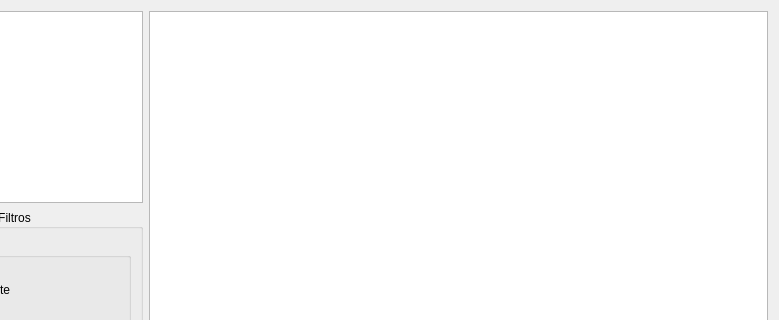
The window that ui/widgetnfesaida.ui (darktorres/ERP-STACCATO) describes before a commit, drawn with Qt 5; both pictures show x 124 to 903 and y 0 to 320 of the 903 by 454 pixel window.
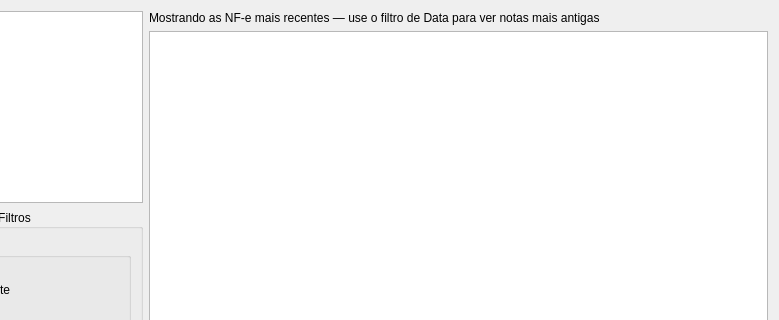
The same window after the commit. Custom widgets are drawn as their Qt base class.

Commit message: NFe: corrige lentidão sem filtro de Data e adiciona resumo materializado

```diff
--- a/ui/widgetnfesaida.ui
+++ b/ui/widgetnfesaida.ui
@@ -221,6 +221,18 @@
     </layout>
    </item>
    <item row="0" column="1">
+    <layout class="QVBoxLayout" name="verticalLayoutTable">
+     <item>
+      <widget class="QLabel" name="labelLimitado">
+       <property name="text">
+        <string>Mostrando as NF-e mais recentes — use o filtro de Data para ver notas mais antigas</string>
+       </property>
+       <property name="visible">
+        <bool>false</bool>
+       </property>
+      </widget>
+     </item>
+     <item>
     <widget class="TableView" name="table">
      <property name="mouseTracking">
       <bool>true</bool>
@@ -235,6 +247,8 @@
       <bool>true</bool>
      </property>
     </widget>
+     </item>
+    </layout>
    </item>
    <item row="1" column="1">
     <layout class="QGridLayout" name="gridLayout">
```
Lines whose indentation alone changed are shown as unchanged. The commit also changes 3 other files.
